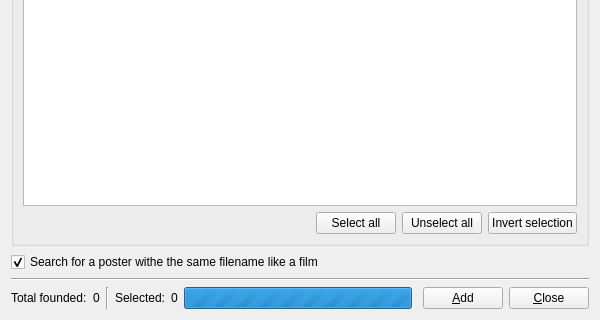
This is src/filmscannerwindow.ui in eugene-melnik/alexandra as Qt 5 draws it before an edit; both pictures show x 0 to 600 and y 180 to 500 of the 600 by 500 pixel window. The edited form follows.
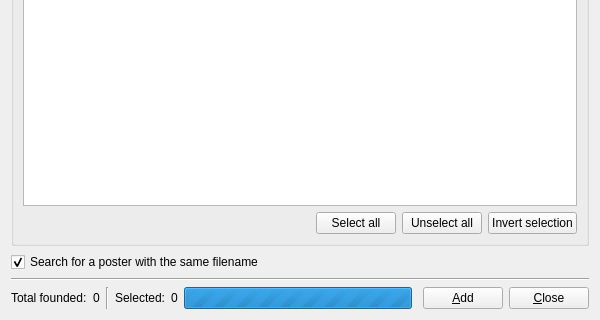
This is the edited form. Icons and pictures are not drawn.

The edit to the form file:
```diff
--- a/src/filmscannerwindow.ui
+++ b/src/filmscannerwindow.ui
@@ -197,7 +197,7 @@
    <item>
     <widget class="QCheckBox" name="cSearchForPoster">
      <property name="text">
-      <string>Search for a poster withe the same filename like a film</string>
+      <string>Search for a poster with the same filename</string>
      </property>
      <property name="checked">
       <bool>true</bool>
```
